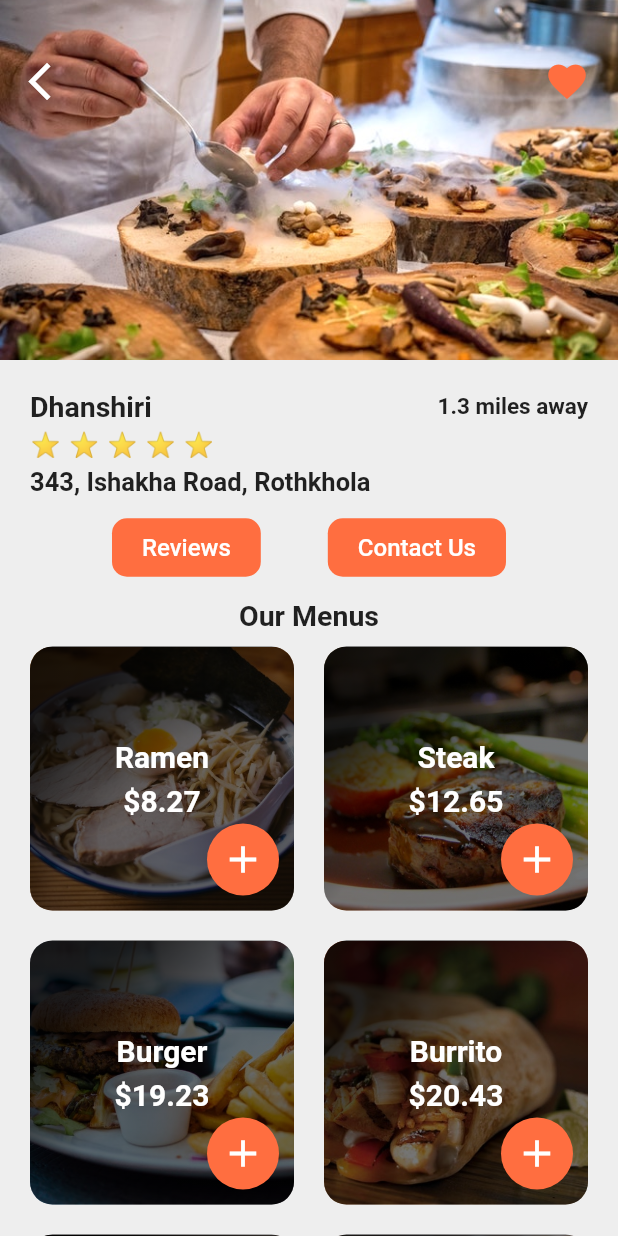
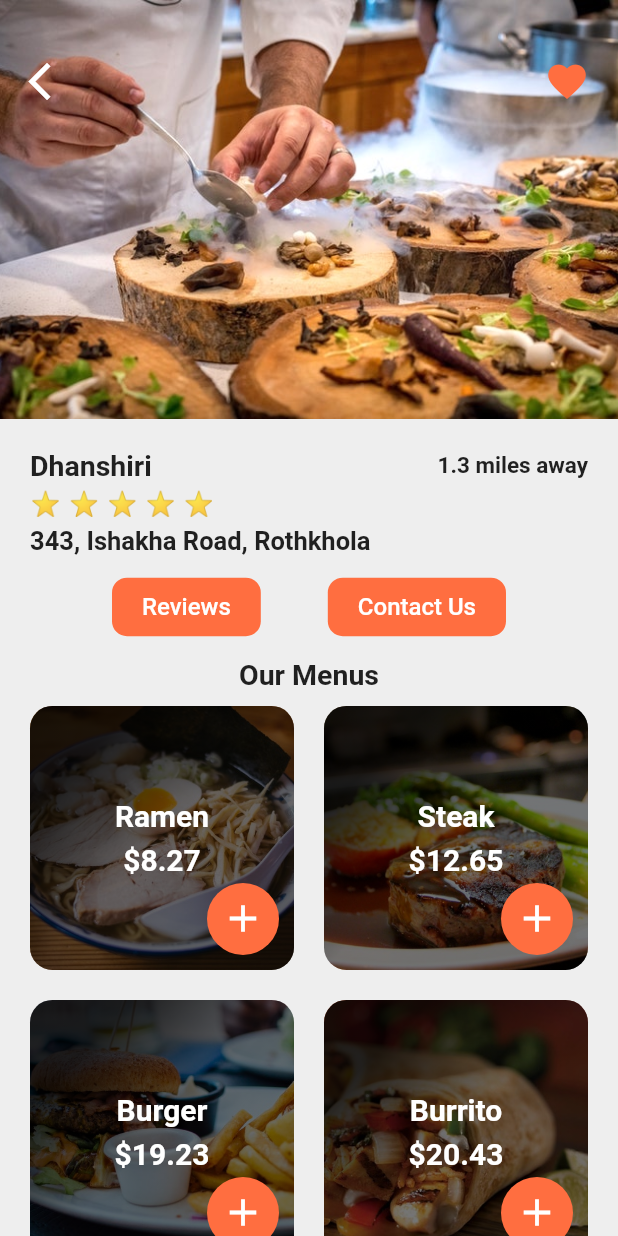
Before and after one commit to Rezuanul-Islam-Fahim/food_delivery_ui, a Flutter app: the screen it shows after launch, after a tap on "Dhanshiri", on a phone screen of 412 x 824 dp. Run offline on Flutter 3.47's test engine with Material 2 defaults, Android fonts, the phone set to English and light mode, and no system bars.

Commit message:
Fix restaurant hero image responsive design for portrait and landscape mode

```diff
--- a/lib/screens/restaurant_screen.dart
+++ b/lib/screens/restaurant_screen.dart
@@ -92,20 +92,19 @@ class _RestaurantScreenState extends State<RestaurantScreen> {
 
   @override
   Widget build(BuildContext context) {
+    final isLandscape =
+        MediaQuery.of(context).orientation == Orientation.landscape;
+    final double stackHeightLandscape = 0.65;
+    final double stackHeightPortrait = 0.4;
+
     return Scaffold(
       body: Column(
         children: <Widget>[
           Stack(
             children: <Widget>[
-              Hero(
-                tag: widget.restaurant.name,
-                child: Image(
-                  image: AssetImage(widget.restaurant.imgUrl),
-                  height: 240.0,
-                  width: MediaQuery.of(context).size.width,
-                  fit: BoxFit.cover,
-                ),
-              ),
+              isLandscape
+                  ? HeroImage(widget.restaurant, stackHeightLandscape)
+                  : HeroImage(widget.restaurant, stackHeightPortrait),
               Container(
                 padding: EdgeInsets.symmetric(
                   vertical: 30.0,
@@ -235,3 +234,23 @@ class _RestaurantScreenState extends State<RestaurantScreen> {
     );
   }
 }
+
+class HeroImage extends StatelessWidget {
+  final Restaurant restaurant;
+  final double stackHeight;
+
+  HeroImage(this.restaurant, this.stackHeight);
+
+  @override
+  Widget build(BuildContext context) {
+    return Hero(
+      tag: restaurant.name,
+      child: Image(
+        image: AssetImage(restaurant.imgUrl),
+        height: MediaQuery.of(context).size.height * stackHeight - 50.0,
+        width: MediaQuery.of(context).size.width,
+        fit: BoxFit.cover,
+      ),
+    );
+  }
+}
```
